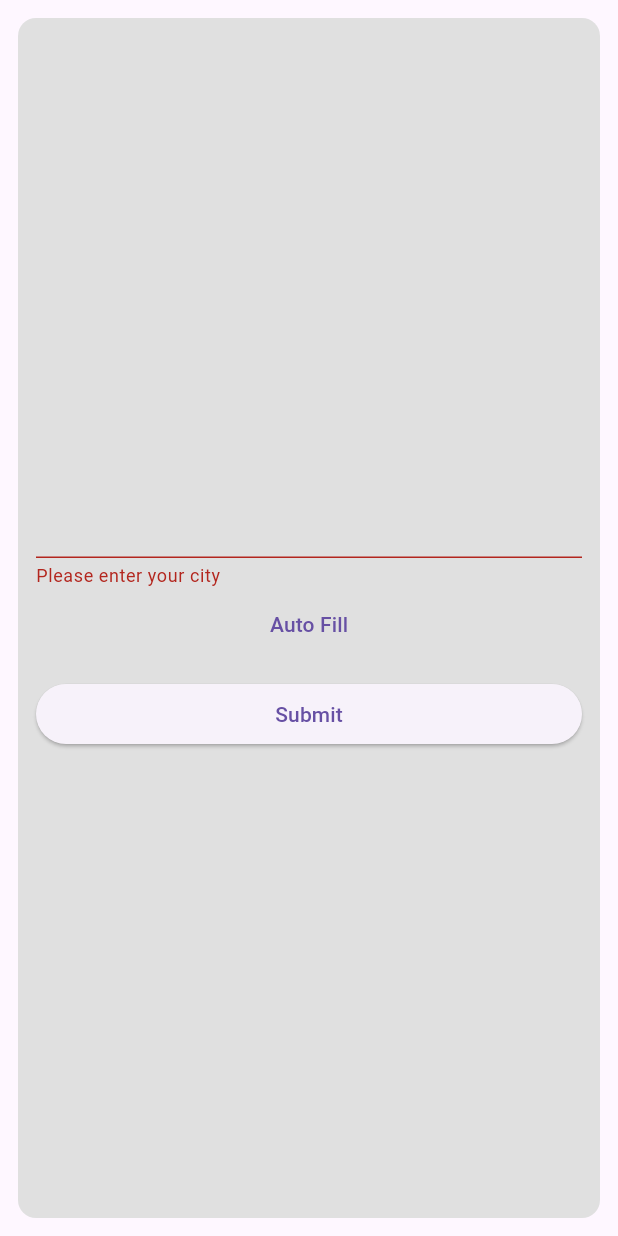
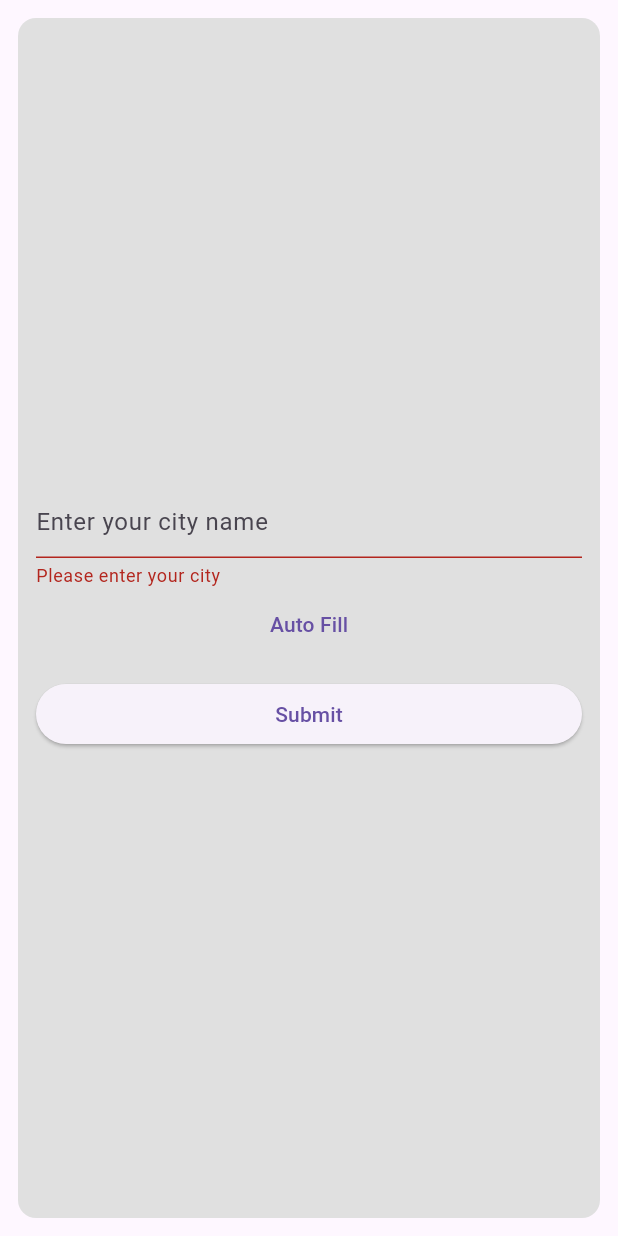
Before and after one commit to Vinillex/news_app, a Flutter app: the CityCard widget shown alone on an empty page, opened directly with empty values, after a tap on "Submit", on a phone screen of 412 x 824 dp. Run offline on Flutter 3.47's test engine with Material 3 defaults, Android fonts, the light colour scheme and no system bars; our stand-ins replace bloc, cached_network_image, chopper, flutter_bloc, freezed_annotation, get_it and 4 more; accounts and stored records are empty; generated files the repository leaves out were written again; network calls fail.

Commit message:
minor ui improvements

```diff
--- a/lib/bloc/settings/settings_cubit.dart
+++ b/lib/bloc/settings/settings_cubit.dart
@@ -1,14 +1,13 @@
 import 'package:bloc/bloc.dart';
 import 'package:freezed_annotation/freezed_annotation.dart';
 import 'package:news_app/services/onboarding_service.dart';
-import 'package:shared_preferences/shared_preferences.dart';
 
 part 'settings_state.dart';
 part 'settings_cubit.freezed.dart';
 
 class SettingsCubit extends Cubit<SettingsState> {
+  SettingsCubit(this.onboardingService) : super(const SettingsState.initial());
   final OnboardingService onboardingService;
-  SettingsCubit(this.onboardingService) : super(SettingsState.initial());
 
   Future<void> getSettings() async {
     final name = await onboardingService.getName();
--- a/lib/widget/custom_widget/city_card.dart
+++ b/lib/widget/custom_widget/city_card.dart
@@ -5,9 +5,9 @@ import 'package:get_it/get_it.dart';
 import 'package:news_app/bloc/location/location_cubit.dart';
 
 class CityCard extends StatefulWidget {
+  const CityCard({required this.onSubmit, super.key, this.city});
   final String? city;
   final void Function(String) onSubmit;
-  const CityCard({super.key, required this.onSubmit, this.city});
 
   @override
   State<CityCard> createState() => _CityCardState();
@@ -69,6 +69,9 @@ class _CityCardState extends State<CityCard> {
             mainAxisAlignment: MainAxisAlignment.center,
             children: [
               TextFormField(
+                decoration: InputDecoration(
+                  hintText: 'Enter your city name'
+                ),
                 controller: _controller,
                 focusNode: _focusNode,
                 onTapOutside: (event) {
--- a/lib/widget/custom_widget/name_card.dart
+++ b/lib/widget/custom_widget/name_card.dart
@@ -2,13 +2,11 @@ import 'package:flutter/material.dart';
 import 'package:flutter/services.dart';
 
 class NameCard extends StatefulWidget {
+  const NameCard({
+    required this.onSubmit, required this.name, super.key,
+  });
   final String name;
   final void Function(String) onSubmit;
-  const NameCard({
-    super.key,
-    required this.onSubmit,
-    required this.name,
-  });
 
   @override
   State<NameCard> createState() => _NameCardState();
@@ -47,6 +45,9 @@ class _NameCardState extends State<NameCard> {
           mainAxisAlignment: MainAxisAlignment.center,
           children: [
             TextFormField(
+              decoration: InputDecoration(
+                  hintText: 'Enter your name'
+                ),
               controller: _controller,
               focusNode: _focusNode,
               onTapOutside: (event) {
--- a/lib/widget/page/onboarding_categories.dart
+++ b/lib/widget/page/onboarding_categories.dart
@@ -57,9 +57,10 @@ class _OnboardingCategoriesState extends State<OnboardingCategories> {
                     padding: const EdgeInsets.all(8),
                     decoration: BoxDecoration(
                       color: selectedCategories.contains(categories[index])
-                          ? Colors.yellow
+                          ? Colors.purple.shade100
                           : Colors.white,
                       border: Border.all(),
+                      borderRadius: BorderRadius.circular(12),
                     ),
                     child: Text(
                       categories[index],
--- a/lib/widget/page/onboarding_city.dart
+++ b/lib/widget/page/onboarding_city.dart
@@ -65,6 +65,7 @@ class _OnboardingCityState extends State<OnboardingCity> {
           mainAxisAlignment: MainAxisAlignment.center,
           children: [
             TextFormField(
+              decoration: InputDecoration(hintText: 'Enter your city name'),
               controller: _controller,
               focusNode: _focusNode,
               onTapOutside: (event) {
--- a/lib/widget/page/onboarding_name.dart
+++ b/lib/widget/page/onboarding_name.dart
@@ -36,6 +36,7 @@ class _OnboardingNameState extends State<OnboardingName> {
             TextFormField(
               controller: _controller,
               focusNode: _focusNode,
+              decoration: InputDecoration(hintText: 'Enter your name'),
               onTapOutside: (event) {
                 _focusNode.unfocus();
               },
```
Also changed, not shown: lib/view/home_screen.dart (+5 -5 lines), lib/view/settings_screen.dart (+6 -13 lines), lib/widget/custom_widget/categories_card.dart (+10 -10 lines).
